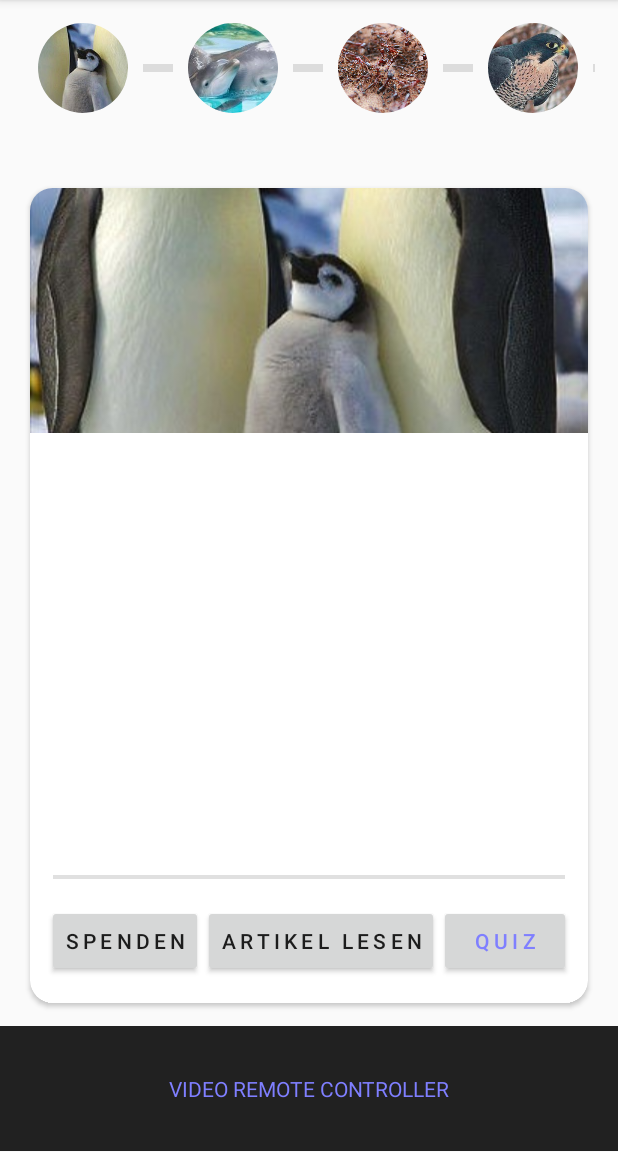
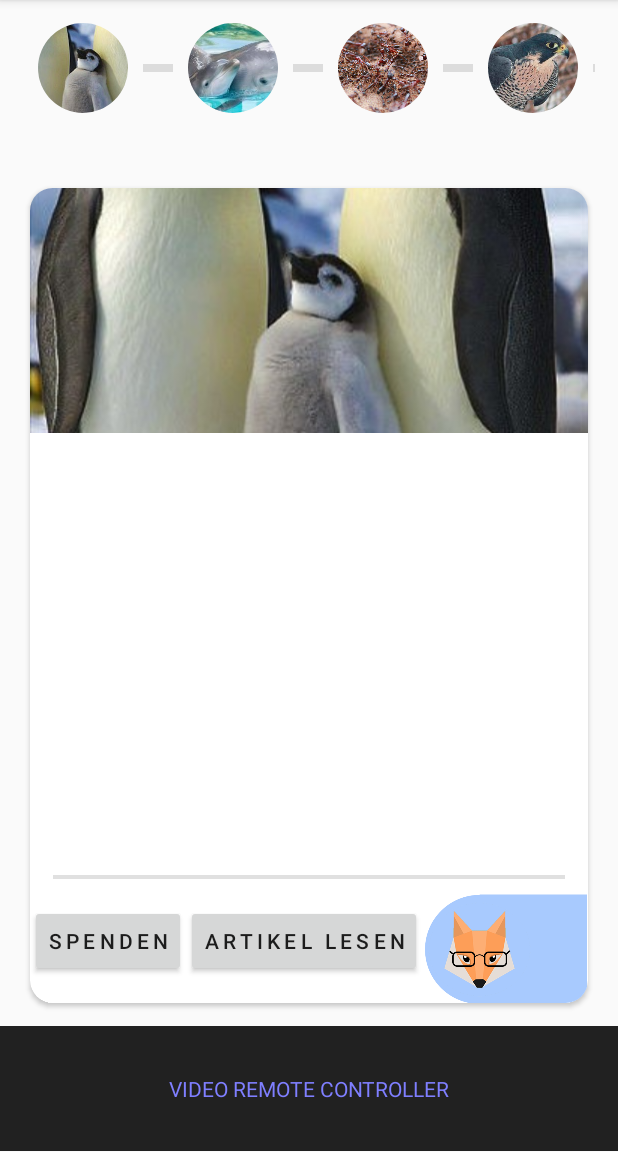
Before and after one commit to FionaBlue/praxisseminar_second_screen, an Android app: the InformationActivity screen opened directly, with no data from a screen before it, on a phone screen of 412 x 824 dp, the part 84-1236 px from its top. Run offline under Robolectric (Android 15) with nearby library versions, the phone set to English and light mode, and no system bars; our stand-ins replace CircleImageView; 2 statements that could not run were skipped.

Commit message:
#101 added Quizmarker to Information Activity and adjusted quiz layout

```diff
--- a/SecondScreen/app/src/main/java/com/wildLive/secondScreen/InformationActivity.java
+++ b/SecondScreen/app/src/main/java/com/wildLive/secondScreen/InformationActivity.java
@@ -13,6 +13,7 @@ import android.view.Menu;
 import android.view.View;
 import android.view.ViewGroup;
 import android.widget.Button;
+import android.widget.ImageButton;
 import android.widget.ImageView;
 import android.widget.TextView;
 import java.util.ArrayList;
@@ -34,7 +35,7 @@ public class InformationActivity extends AppCompatActivity {
     private TextView wikiContentTitle;                                  // text view for showing wiki-requested title content
     private TextView wikiContentExtract;                                // text view for showing wiki-requested extract content
     private ImageView wikiContentImage;                                 // image view for showing wiki-requested image content
-    private Button buttonInformationNext;                               // button for switching to next activity (temporary!)
+    private ImageButton buttonInformationNext;                               // button for switching to next activity (temporary!)
 
     @Override
     protected void onCreate(Bundle savedInstanceState) {
@@ -66,7 +67,7 @@ public class InformationActivity extends AppCompatActivity {
         wikiContentTitle = (TextView) findViewById(R.id.currentWikiTitle);
         wikiContentExtract = (TextView) findViewById(R.id.currentWikiExtract);
         wikiContentExtract.setMovementMethod(new ScrollingMovementMethod());        // making extract content scrollable
-        buttonInformationNext = (Button) findViewById(R.id.buttonInformationNext);
+        buttonInformationNext = (ImageButton) findViewById(R.id.buttonInformationNext);
 
         // registering list view (recyclerView) with custom array adapter
         LinearLayoutManager layoutManager = new LinearLayoutManager(this, LinearLayoutManager.HORIZONTAL, false);   // setting orientation to horizontal!
@@ -120,6 +121,9 @@ public class InformationActivity extends AppCompatActivity {
             @Override
             public void onClick(View arg0) {
                 // switching to next activity on button click
+                //marker must be set inactive if no ad is shown, after ad started and the
+                //quiz is being closed, the marker must be set active so the user can start
+                //the quiz again and continue the quiz
                 Intent intent = new Intent(context, QuizActivity.class);
                 startActivity(intent);
             }
--- a/SecondScreen/app/src/main/res/layout/activity_information.xml
+++ b/SecondScreen/app/src/main/res/layout/activity_information.xml
@@ -92,13 +92,15 @@
                         android:text="ARTIKEL LESEN"
                         android:layout_height="wrap_content" />
 
-                    <Button
+                    <ImageButton
                         android:id="@+id/buttonInformationNext"
-                        android:letterSpacing="0.2"
-                        android:textColor="#7F7FFF"
+                        android:src="@drawable/quiz_marker"
+                        android:background="@null"
                         android:layout_width="wrap_content"
                         android:layout_height="wrap_content"
-                        android:text="QUIZ" />
+                        android:scaleType="fitCenter"
+                        />
+
                 </LinearLayout>
 
 
```
Also changed, not shown: SecondScreen/app/src/main/java/com/wildLive/secondScreen/QuizActivity.java (+28 -0 lines), SecondScreen/app/src/main/res/layout/activity_quiz.xml (+44 -35 lines), SecondScreen/app/src/main/res/drawable/quiz_marker.png (added).
